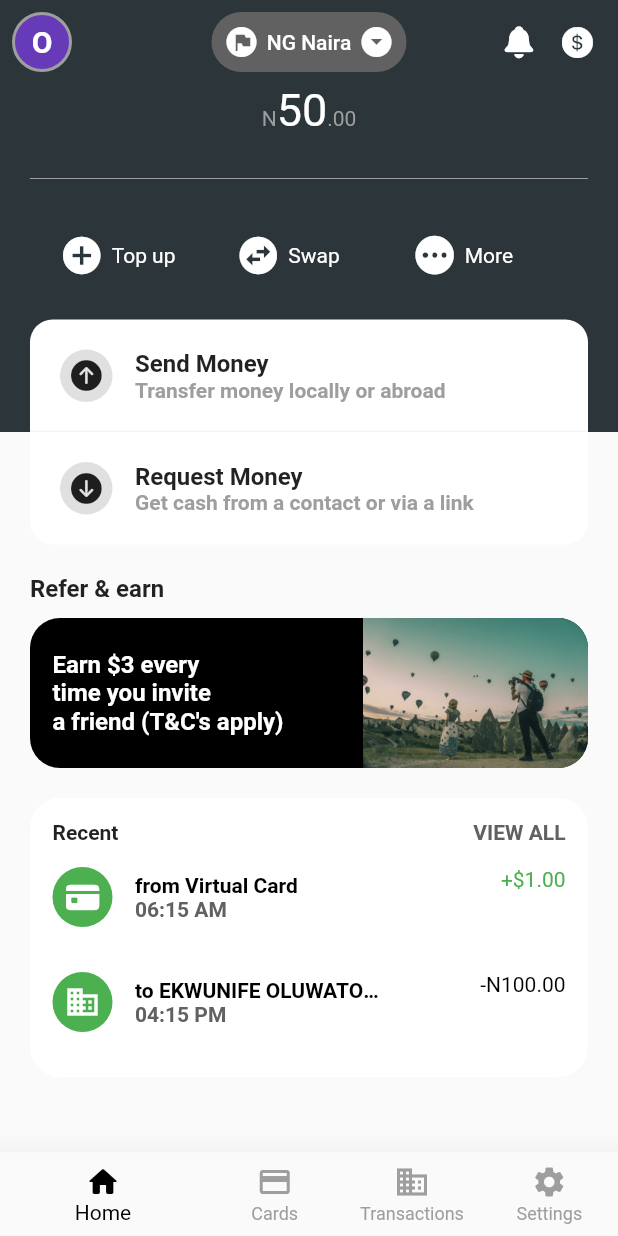
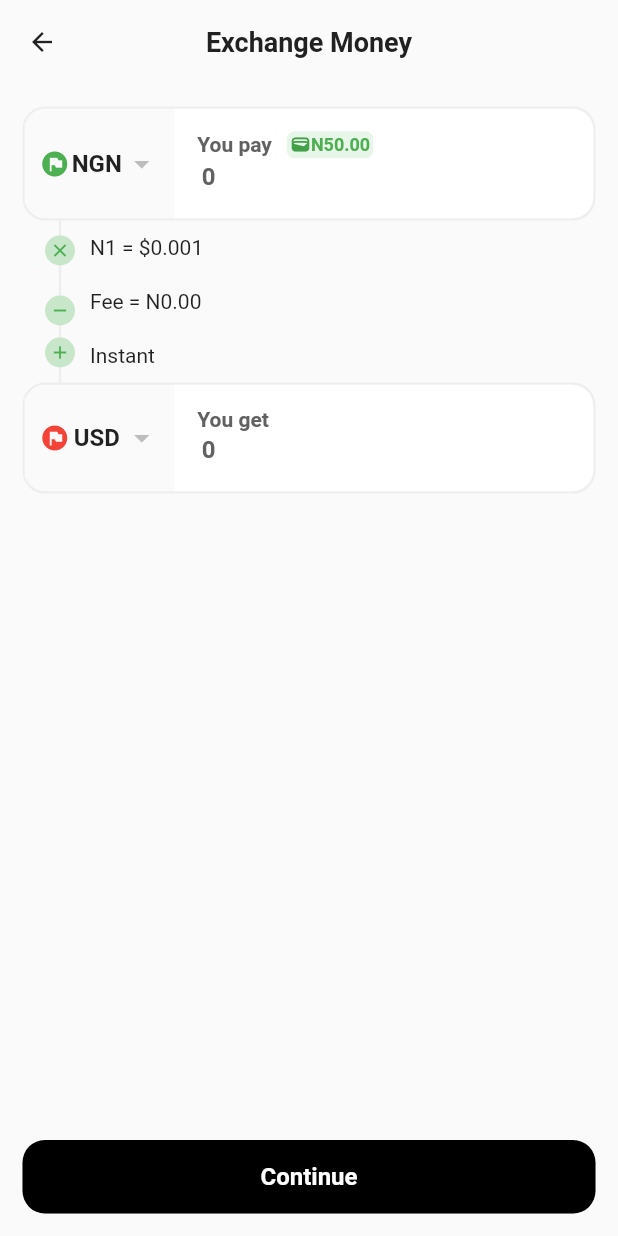
Before and after one commit to elisheba-beep/paydai, a Flutter app: the screen it shows after launch, after a tap on "Swap", on a phone screen of 412 x 824 dp. Run offline on Flutter 3.47's test engine with Material 2 defaults, Android fonts, the phone set to English and light mode, and no system bars.

Commit message:
add swap screen ui

```diff
--- a/lib/mainPages/home.dart
+++ b/lib/mainPages/home.dart
@@ -9,6 +9,7 @@ import 'package:paydai/widgets/homeWidgets/homeTransactionsContainer.dart';
 import 'package:paydai/widgets/homeWidgets/referCard.dart';
 import 'package:paydai/widgets/homeWidgets/transferMoneyCard.dart';
 import 'package:paydai/widgets/sharedWidgets/usernameAvatar.dart';
+
 
 class Home extends StatefulWidget {
   const Home({super.key});
--- /dev/null
+++ b/lib/subpages/home/swap.dart
@@ -0,0 +1,83 @@
+import 'package:flutter/material.dart';
+import 'package:paydai/utils/navigation.dart' as route;
+import 'package:paydai/widgets/homeWidgets/exchangeCard.dart';
+import 'package:paydai/widgets/homeWidgets/exchangeDetails.dart';
+import 'package:paydai/widgets/sharedWidgets/bigBlackButton.dart';
+
+class Swap extends StatefulWidget {
+  const Swap({super.key});
+
+  @override
+  State<Swap> createState() => _SwapState();
+}
+
+class _SwapState extends State<Swap> {
+  TextEditingController youGetController = TextEditingController();
+  TextEditingController youPayController = TextEditingController();
+
+  FocusNode youGetFocusNode = FocusNode();
+  FocusNode youPayFocusNode = FocusNode();
+  @override
+  Widget build(BuildContext context) {
+    return Scaffold(
+      appBar: AppBar(
+        elevation: 0,
+        centerTitle: true,
+        backgroundColor: Colors.transparent,
+        title: Text(
+          'Exchange Money',
+          textAlign: TextAlign.center,
+          style: TextStyle(
+            color: Colors.grey[900],
+            fontSize: 18,
+            fontWeight: FontWeight.bold,
+          ),
+        ),
+        leading: InkWell(
+          onTap: () {
+            Navigator.pushNamed(
+              context,
+              route.landingPage,
+            );
+          },
+          child: Icon(
+            Icons.arrow_back,
+            color: Colors.grey[900],
+            size: 20,
+          ),
+        ),
+      ),
+      body: GestureDetector(
+        onTap: () {
+          setState(() {
+            FocusScope.of(context).unfocus();
+          });
+        },
+        child: Padding(
+          padding: const EdgeInsets.all(15.0),
+          child: Column(
+            children: [
+              ExchangeCard(
+                controller: youPayController,
+                focusNode: youPayFocusNode,
+                currency: 'Naira',
+                youPay: true,
+              ),
+              const ExchangeDetails(),
+              ExchangeCard(
+                controller: youGetController,
+                focusNode: youGetFocusNode,
+                currency: 'Dollar',
+                youPay: false,
+              ),
+              BigBlackButton(
+                text: 'Continue',
+                onPressed: () {},
+              ),
+            ],
+          ),
+        ),
+      ),
+    );
+  }
+}
--- /dev/null
+++ b/lib/utils/navigation.dart
@@ -0,0 +1,46 @@
+import 'package:flutter/material.dart';
+import 'package:paydai/bottomNav.dart';
+import 'package:paydai/mainPages/cards.dart';
+import 'package:paydai/mainPages/home.dart';
+import 'package:paydai/mainPages/settings.dart';
+import 'package:paydai/mainPages/transactions.dart';
+import 'package:paydai/subpages/home/swap.dart';
+
+// main pages
+const String landingPage = 'landingPage';
+const String homePage = 'homePage';
+const String cardsPage = 'cardsPage';
+const String transactionsPage = 'transactionsPage';
+const String settingsPage = 'settingsPage';
+
+// subpages
+// home
+const String swap = 'swap';
+
+Route<dynamic> controller(RouteSettings settings) {
+  switch (settings.name) {
+    // main pages
+    case landingPage:
+      return MaterialPageRoute(builder: (context) => const BottomNav());
+
+    case homePage:
+      return MaterialPageRoute(builder: (context) => const Home());
+
+    case cardsPage:
+      return MaterialPageRoute(builder: (context) => const Cards());
+
+    case transactionsPage:
+      return MaterialPageRoute(builder: (context) => const Transactions());
+
+    case settingsPage:
+      return MaterialPageRoute(builder: (context) => const Settings());
+
+    // subpages
+    // home
+    case swap:
+      return MaterialPageRoute(builder: (context) => const Swap());
+
+    default:
+      throw ('this route name does not exist');
+  }
+}
--- /dev/null
+++ b/lib/widgets/homeWidgets/exchangeCard.dart
@@ -0,0 +1,173 @@
+import 'package:flutter/material.dart';
+
+class ExchangeCard extends StatelessWidget {
+  const ExchangeCard({
+    Key? key,
+    required this.controller,
+    required this.youPay,
+    required this.currency,
+    required this.focusNode,
+  }) : super(key: key);
+  final String currency;
+  final bool youPay;
+  final TextEditingController controller;
+  final FocusNode focusNode;
+
+  @override
+  Widget build(BuildContext context) {
+    return Container(
+      decoration: BoxDecoration(
+        color: Colors.transparent,
+        borderRadius: const BorderRadius.all(
+          Radius.circular(15),
+        ),
+        border: Border.all(
+          color: Colors.grey[200]!,
+          width: 1.5,
+        ),
+      ),
+      child: Row(
+        children: [
+          Container(
+            width: 100,
+            decoration: BoxDecoration(
+              color: Colors.grey[50],
+            ),
+            child: Padding(
+              padding: const EdgeInsets.symmetric(
+                vertical: 15.0,
+                horizontal: 10,
+              ),
+              child: Row(
+                mainAxisAlignment: MainAxisAlignment.spaceBetween,
+                crossAxisAlignment: CrossAxisAlignment.center,
+                children: [
+                  Icon(
+                    Icons.flag_circle,
+                    color: currency == 'Naira'
+                        ? Colors.green
+                        : Colors.red,
+                    size: 20,
+                  ),
+                  Text(
+                    currency == 'Naira' ? 'NGN' : 'USD',
+                    style: const TextStyle(
+                      fontSize: 16,
+                      fontWeight: FontWeight.bold,
+                    ),
+                    textAlign: TextAlign.center,
+                  ),
+                  Icon(
+                    Icons.arrow_drop_down,
+                    color: Colors.grey[400],
+                  ),
+                ],
+              ),
+            ),
+          ),
+          Container(
+            width: MediaQuery.of(context).size.width - 133,
+            decoration: const BoxDecoration(
+              color: Colors.white,
+              borderRadius: BorderRadius.only(
+                topRight: Radius.circular(15),
+                bottomRight: Radius.circular(15),
+              ),
+            ),
+            child: Padding(
+              padding: const EdgeInsets.all(15),
+              child: Column(
+                crossAxisAlignment: CrossAxisAlignment.start,
+                children: [
+                  Row(
+                    mainAxisAlignment: MainAxisAlignment.start,
+                    children: [
+                      Text(
+                        youPay ? 'You pay' : 'You get',
+                        style: TextStyle(
+                          color: Colors.grey[700],
+                          fontWeight: FontWeight.bold,
+                        ),
+                      ),
+                      const SizedBox(
+                        width: 10,
+                      ),
+                      youPay
+                          ? Container(
+                              decoration: BoxDecoration(
+                                color: Colors.green[50],
+                                borderRadius: BorderRadius.circular(5),
+                              ),
+                              child: Padding(
+                                padding: const EdgeInsets.all(2.0),
+                                child: Row(
+                                  children: [
+                                    Icon(
+                                      Icons.wallet,
+                                      color: Colors.green[600],
+                                      size: 14,
+                                    ),
+                                    Row(
+                                      children: const [
+                                        Text(
+                                          'N',
+                                          style: TextStyle(
+                                            color: Colors.green,
+                                            fontSize: 12,
+                                            fontWeight: FontWeight.bold,
+                                          ),
+                                        ),
+                                        Text(
+                                          '50',
+                                          style: TextStyle(
+                                            color: Colors.green,
+                                            fontWeight: FontWeight.bold,
+                                            fontSize: 12,
+                                          ),
+                                        ),
+                                        Text(
+                                          '.00',
+                                          style: TextStyle(
+                                            color: Colors.green,
+                                            fontWeight: FontWeight.bold,
+                                            fontSize: 12,
+                                          ),
+                                        ),
+                                      ],
+                                    ),
+                                  ],
+                                ),
+                              ),
+                            )
+                          : const SizedBox(),
+                    ],
+                  ),
+                  TextField(
+                    cursorColor: Colors.grey[700],
+                    keyboardType: TextInputType.number,
+                    focusNode: focusNode,
+                    controller: controller,
+                    decoration: InputDecoration(
+                      contentPadding: const EdgeInsets.all(3),
+                      isDense: true,
+                      border: InputBorder.none,
+                      hintText: '0',
+                      hintStyle: TextStyle(
+                        color: Colors.grey[700],
+                        fontWeight: FontWeight.bold,
+                      ),
+                    ),
+                    style: TextStyle(
+                      color: Colors.grey[700],
+                      fontWeight: FontWeight.bold,
+                    ),
+                  ),
+                ],
+              ),
+            ),
+          ),
+        ],
+      ),
+    );
+  }
+}
--- /dev/null
+++ b/lib/widgets/homeWidgets/exchangeDetails.dart
@@ -0,0 +1,67 @@
+import 'package:flutter/material.dart';
+import 'package:paydai/widgets/homeWidgets/greenExchangeIcon.dart';
+
+class ExchangeDetails extends StatelessWidget {
+  const ExchangeDetails({
+    Key? key,
+  }) : super(key: key);
+
+  @override
+  Widget build(BuildContext context) {
+    return IntrinsicHeight(
+      child: Padding(
+        padding: const EdgeInsets.symmetric(horizontal: 15.0),
+        child: Row(
+          children: [
+            Stack(
+              children: [
+                VerticalDivider(
+                  width: 20,
+                  thickness: 1.5,
+                  color: Colors.grey[200],
+                ),
+                const GreenExchangeIcon(
+                  icon: Icons.close,
+                  right: 0,
+                ),
+                const GreenExchangeIcon(
+                  icon: Icons.remove,
+                  top: 40,
+                ),
+                const GreenExchangeIcon(
+                  icon: Icons.add,
+                  bottom: 0,
+                ),
+              ],
+            ),
+            Padding(
+              padding: const EdgeInsets.all(
+                10.0,
+              ),
+              child: Column(
+                crossAxisAlignment: CrossAxisAlignment.start,
+                children: const [
+                  Text(
+                    'N1 = \$0.001',
+                  ),
+                  SizedBox(
+                    height: 20,
+                  ),
+                  Text(
+                    'Fee = N0.00',
+                  ),
+                  SizedBox(
+                    height: 20,
+                  ),
+                  Text(
+                    'Instant',
+                  ),
+                ],
+              ),
+            ),
+          ],
+        ),
+      ),
+    );
+  }
+}
--- /dev/null
+++ b/lib/widgets/homeWidgets/greenExchangeIcon.dart
@@ -0,0 +1,43 @@
+import 'package:flutter/material.dart';
+
+class GreenExchangeIcon extends StatelessWidget {
+  const GreenExchangeIcon({
+    this.left,
+    this.right,
+    this.top,
+    this.bottom,
+    required this.icon,
+    Key? key,
+  }) : super(key: key);
+  final double? left;
+  final double? right;
+  final double? top;
+  final double? bottom;
+  final IconData icon;
+  @override
+  Widget build(BuildContext context) {
+    return Positioned(
+      right: right,
+      left: left,
+      top: top,
+      bottom: bottom,
+      child: Padding(
+        padding: const EdgeInsets.symmetric(vertical: 10.0),
+        child: Container(
+          decoration: BoxDecoration(
+            borderRadius: BorderRadius.circular(50),
+            color: Colors.green[100],
+          ),
+          child: Padding(
+            padding: const EdgeInsets.all(3.0),
+            child: Icon(
+              icon,
+              color: Colors.green,
+              size: 14,
+            ),
+          ),
+        ),
+      ),
+    );
+  }
+}
--- a/lib/widgets/homeWidgets/homeQuickActionsRow.dart
+++ b/lib/widgets/homeWidgets/homeQuickActionsRow.dart
@@ -3,6 +3,8 @@
 import 'package:flutter/material.dart';
 import 'package:paydai/widgets/homeWidgets/quickAction.dart';
 import 'package:flutter/cupertino.dart';
+import 'package:paydai/widgets/homeWidgets/topUpMethodsModal.dart';
+import 'package:paydai/utils/navigation.dart' as route;
 
 class HomeQuickActionsRow extends StatelessWidget {
   const HomeQuickActionsRow({
@@ -17,12 +19,24 @@ class HomeQuickActionsRow extends StatelessWidget {
         QuickAction(
           icon: Icons.add_circle_outlined,
           text: 'Top up',
-          onTap: (() => {}),
+          onTap: (() => {
+                showModalBottomSheet(
+                    backgroundColor: Colors.transparent,
+                    context: context,
+                    builder: (context) {
+                      return const TopUpMethodsModal();
+                    })
+              }),
         ),
         QuickAction(
           icon: Icons.swap_horizontal_circle,
           text: 'Swap',
-          onTap: (() => {}),
+          onTap: (() => {
+                Navigator.pushNamed(
+                  context,
+                  route.swap,
+                ),
+              }),
         ),
         QuickAction(
           icon: CupertinoIcons.ellipsis_circle_fill,
--- /dev/null
+++ b/lib/widgets/sharedWidgets/bigBlackButton.dart
@@ -0,0 +1,44 @@
+import 'package:flutter/material.dart';
+
+class BigBlackButton extends StatelessWidget {
+  const BigBlackButton({
+    required this.text,
+    required this.onPressed,
+    Key? key,
+  }) : super(key: key);
+  final String text;
+  final void Function() onPressed;
+  @override
+  Widget build(BuildContext context) {
+    return Expanded(
+      child: Align(
+        alignment: Alignment.bottomCenter,
+        child: SizedBox(
+          width: MediaQuery.of(context).size.width,
+          child: OutlinedButton(
+            style: OutlinedButton.styleFrom(
+              backgroundColor: Colors.black,
+              shape: const RoundedRectangleBorder(
+                borderRadius: BorderRadius.all(
+                  Radius.circular(15),
+                ),
+              ),
+            ),
+            onPressed: onPressed,
+            child: Padding(
+              padding: const EdgeInsets.symmetric(vertical: 15.0),
+              child: Text(
+                text,
+                style: const TextStyle(
+                  color: Colors.white,
+                  fontWeight: FontWeight.bold,
+                  fontSize: 16,
+                ),
+              ),
+            ),
+          ),
+        ),
+      ),
+    );
+  }
+}
```
Also changed, not shown: lib/main.dart (+5 -86 lines), lib/widgets/homeWidgets/topUpMethod.dart (added, +76 -0 lines), lib/widgets/homeWidgets/topUpMethodsModal.dart (added, +74 -0 lines).
